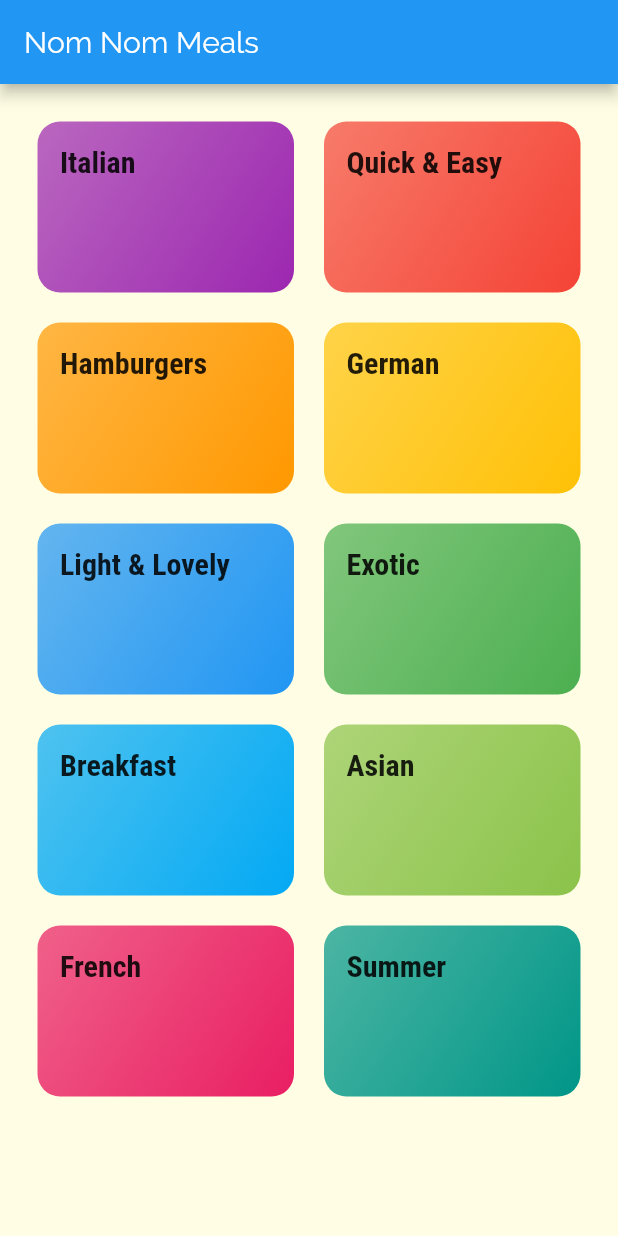
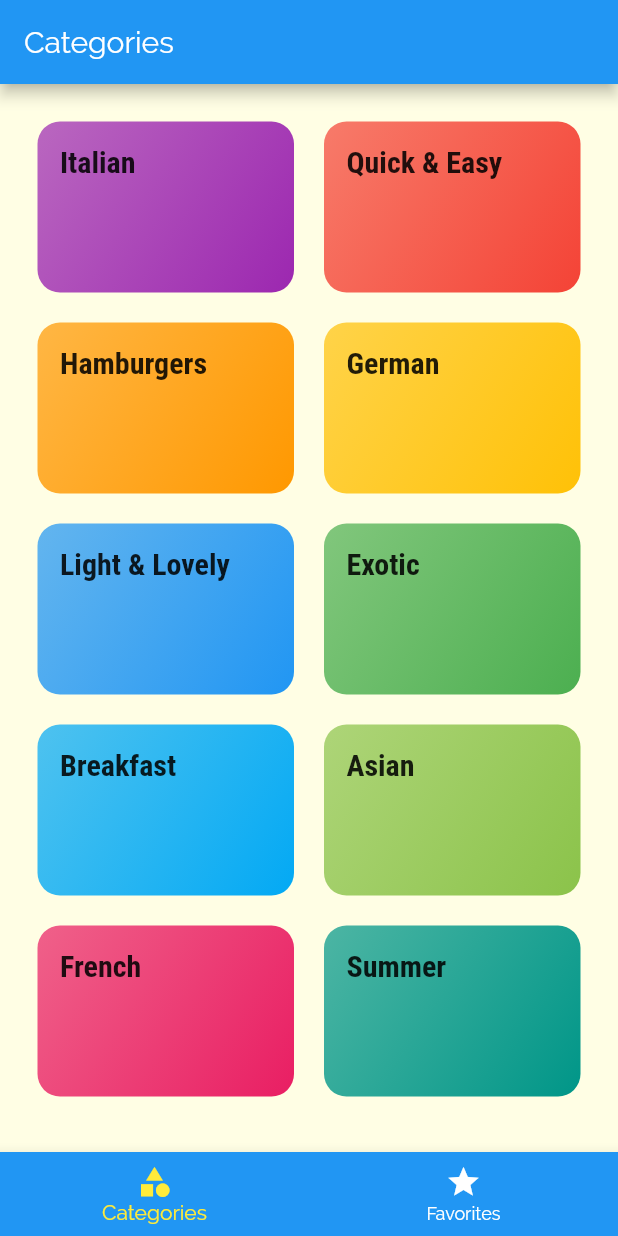
Before and after one commit to alinpahontu2912/mealsapp, a Flutter app: the screen it shows after launch, on a phone screen of 412 x 824 dp. Run offline on Flutter 3.47's test engine with Material 2 defaults, Android fonts, the phone set to English and light mode, and no system bars.

Commit message:
added tabs

```diff
--- a/lib/categories_screen.dart
+++ b/lib/categories_screen.dart
@@ -1,16 +1,12 @@
 import 'package:flutter/material.dart';
+
+import './category_item.dart';
 import './dummy_data.dart';
-import './category_item.dart';
 
 class Categories extends StatelessWidget {
   @override
   Widget build(BuildContext context) {
-    return Scaffold(
-      appBar: AppBar(
-        title: const Text('Nom Nom Meals'),
-      ),
-      body: SafeArea(
-        child: GridView(
+    return GridView(
       padding: const EdgeInsets.all(25),
       children: [
         ...DUMMY_CATEGORIES
@@ -29,8 +25,6 @@ class Categories extends StatelessWidget {
         crossAxisSpacing: 20,
         mainAxisSpacing: 20,
       ),
-        ),
-      ),
     );
   }
 }
--- /dev/null
+++ b/lib/favorites_screen.dart
@@ -0,0 +1,10 @@
+import 'package:flutter/cupertino.dart';
+
+class FavoriteScreen extends StatelessWidget {
+  @override
+  Widget build(BuildContext context) {
+    return Center(
+      child: Text('Favorite meal'),
+    );
+  }
+}
--- a/lib/main.dart
+++ b/lib/main.dart
@@ -1,8 +1,7 @@
 import 'dart:ui';
 
 import 'package:flutter/material.dart';
-
-import './categories_screen.dart';
+import './tabs_screen.dart';
 import './category_meals_screen.dart';
 import './meal_detail_screen.dart';
 
@@ -38,7 +37,7 @@ class MyApp extends StatelessWidget {
       initialRoute: '/',
       //default route
       routes: {
-        '/': (_) => Categories(),
+        '/': (_) => TabsScreen(),
         CategoryMealsScreen.routeName: (_) => CategoryMealsScreen(),
         MealDetailScreen.routeName: (_) => MealDetailScreen(),
       },
--- /dev/null
+++ b/lib/tabs_screen.dart
@@ -0,0 +1,54 @@
+import 'package:flutter/material.dart';
+
+import './categories_screen.dart';
+import './favorites_screen.dart';
+
+class TabsScreen extends StatefulWidget {
+  @override
+  _TabsScreenState createState() => _TabsScreenState();
+}
+
+class _TabsScreenState extends State<TabsScreen> {
+  final List<Map<String, dynamic>> _pages = [
+    {'page': Categories(), 'title': 'Categories'},
+    {'page': FavoriteScreen(), 'title': 'Favorites'},
+  ];
+
+  int _selectedPageIndex = 0;
+
+  void _selectPage(int index) {
+    setState(() {
+      _selectedPageIndex = index;
+    });
+  }
+
+  @override
+  Widget build(BuildContext context) {
+    return Scaffold(
+      appBar: AppBar(
+        title: Text(_pages[_selectedPageIndex]['title']),
+      ),
+      bottomNavigationBar: BottomNavigationBar(
+        onTap: _selectPage,
+        backgroundColor: Theme.of(context).primaryColor,
+        unselectedItemColor: Colors.white,
+        selectedItemColor: Theme.of(context).accentColor,
+        currentIndex: _selectedPageIndex,
+        //type: BottomNavigationBarType.shifting,
+        items: [
+          BottomNavigationBarItem(
+            backgroundColor: Theme.of(context).primaryColor,
+            icon: Icon(Icons.category),
+            label: 'Categories',
+          ),
+          BottomNavigationBarItem(
+            backgroundColor: Theme.of(context).primaryColor,
+            icon: Icon(Icons.star),
+            label: 'Favorites',
+          ),
+        ],
+      ),
+      body: _pages[_selectedPageIndex]['page'],
+    );
+  }
+}
```
Lines whose indentation alone changed are shown as unchanged.
